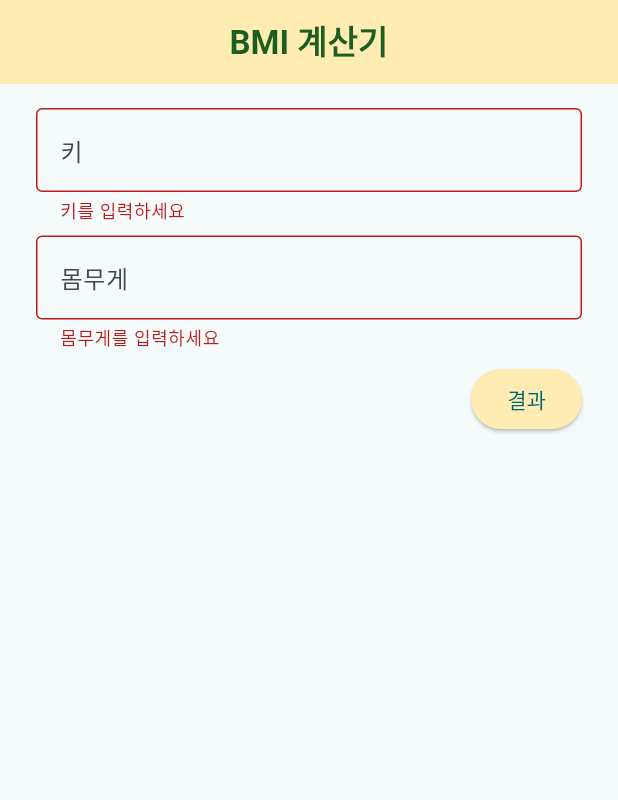
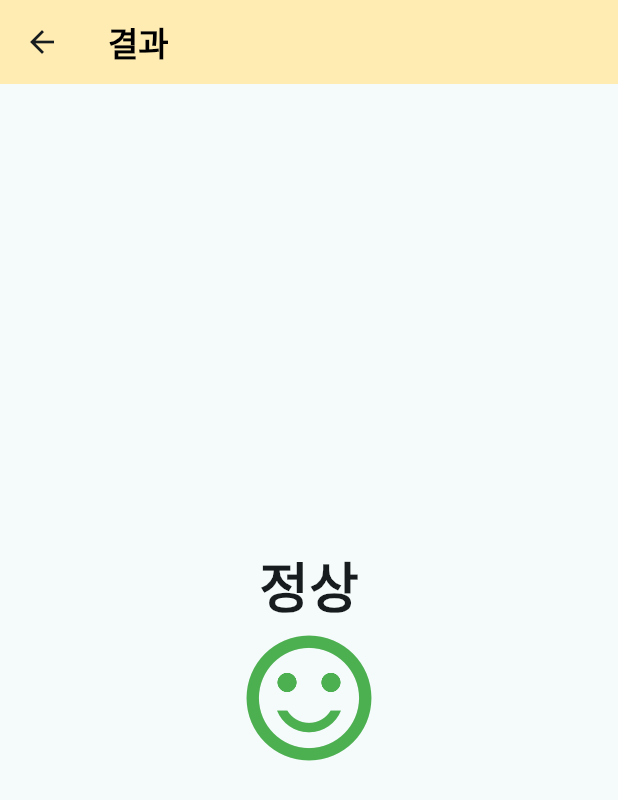
Before and after one commit to yujiyeong/bmi_calculator, a Flutter app: the screen it shows after launch, after a tap on "결과", on a phone screen of 412 x 824 dp. Shown: the top 800 px of the screen. Run offline on Flutter 3.47's test engine with Material 3 defaults, Android fonts, the phone set to English and light mode, and no system bars.

Commit message:
fix: result screen 작성

```diff
--- a/lib/bmi_calculator/main/main_screen.dart
+++ b/lib/bmi_calculator/main/main_screen.dart
@@ -1,3 +1,4 @@
+import 'package:bmi_calculator/bmi_calculator/result/result_screen.dart';
 import 'package:flutter/material.dart';
 
 class BmiMainScreen extends StatelessWidget {
@@ -16,7 +17,7 @@ class BmiMainScreen extends StatelessWidget {
             'BMI 계산기',
             style: TextStyle(
               fontWeight: FontWeight.w600,
-              color: Colors.green.shade900,
+              color: Colors.black,
             ),
             textAlign: TextAlign.center,
           ),
@@ -32,7 +33,7 @@ class BmiMainScreen extends StatelessWidget {
             crossAxisAlignment: CrossAxisAlignment.end,
             children: [
               TextFormField(
-                decoration: InputDecoration(
+                decoration: const InputDecoration(
                   border: OutlineInputBorder(),
                   hintText: '키',
                 ),
@@ -44,9 +45,9 @@ class BmiMainScreen extends StatelessWidget {
                   return null;
                 },
               ),
-              SizedBox(height: 8),
+              const SizedBox(height: 8),
               TextFormField(
-                decoration: InputDecoration(
+                decoration: const InputDecoration(
                   border: OutlineInputBorder(),
                   hintText: '몸무게',
                 ),
@@ -60,12 +61,21 @@ class BmiMainScreen extends StatelessWidget {
                   return null;
                 },
               ),
-              SizedBox(height: 8),
+              const SizedBox(height: 8),
               ElevatedButton(
                 onPressed: () {
-                  if (_formKey.currentState?.validate() ?? false) {}
+                  if (_formKey.currentState?.validate() ?? false) {
+                    return;
+                  }
+                  Navigator.push(
+                      context,
+                      MaterialPageRoute(
+                          builder: (context) => (const ResultScreen(
+                                height: 164.4,
+                                weight: 50.8,
+                              ))));
                 },
-                child: Text('결과'),
+                child: const Text('결과'),
               ),
             ],
           ),
--- /dev/null
+++ b/lib/bmi_calculator/result/result_screen.dart
@@ -0,0 +1,49 @@
+import 'package:flutter/cupertino.dart';
+import 'package:flutter/material.dart';
+
+class ResultScreen extends StatelessWidget {
+  final double height;
+  final double weight;
+
+  const ResultScreen({
+    super.key,
+    required this.height,
+    required this.weight,
+  });
+
+  @override
+  Widget build(BuildContext context) {
+    return Scaffold(
+      appBar: AppBar(
+        backgroundColor: Colors.amber.shade100,
+        title: Text(
+          '결과',
+          style: TextStyle(
+            fontWeight: FontWeight.w600,
+            color: Colors.black,
+          ),
+          textAlign: TextAlign.center,
+        ),
+      ),
+      body: const Center(
+        child: Column(
+          mainAxisAlignment: MainAxisAlignment.center,
+          children: [
+            Text(
+              '정상',
+              style: TextStyle(
+                fontSize: 36.0,
+                fontWeight: FontWeight.w600,
+              ),
+            ),
+            Icon(
+              Icons.sentiment_satisfied_alt,
+              color: Colors.green,
+              size: 100,
+            ),
+          ],
+        ),
+      ),
+    );
+  }
+}
```
